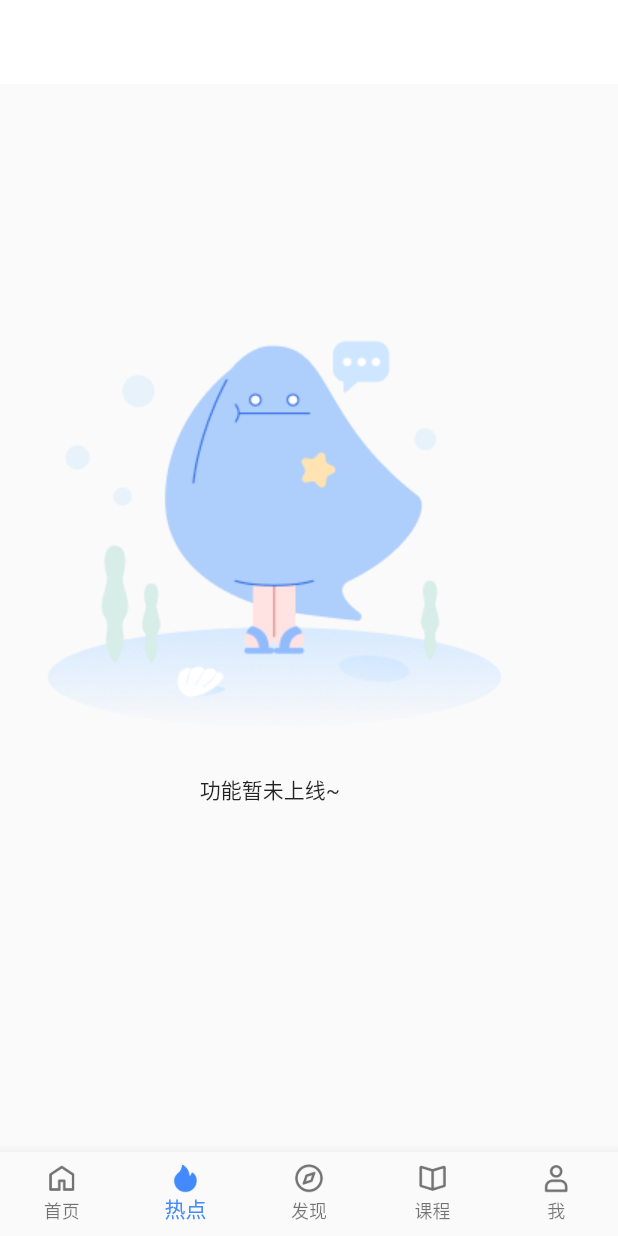
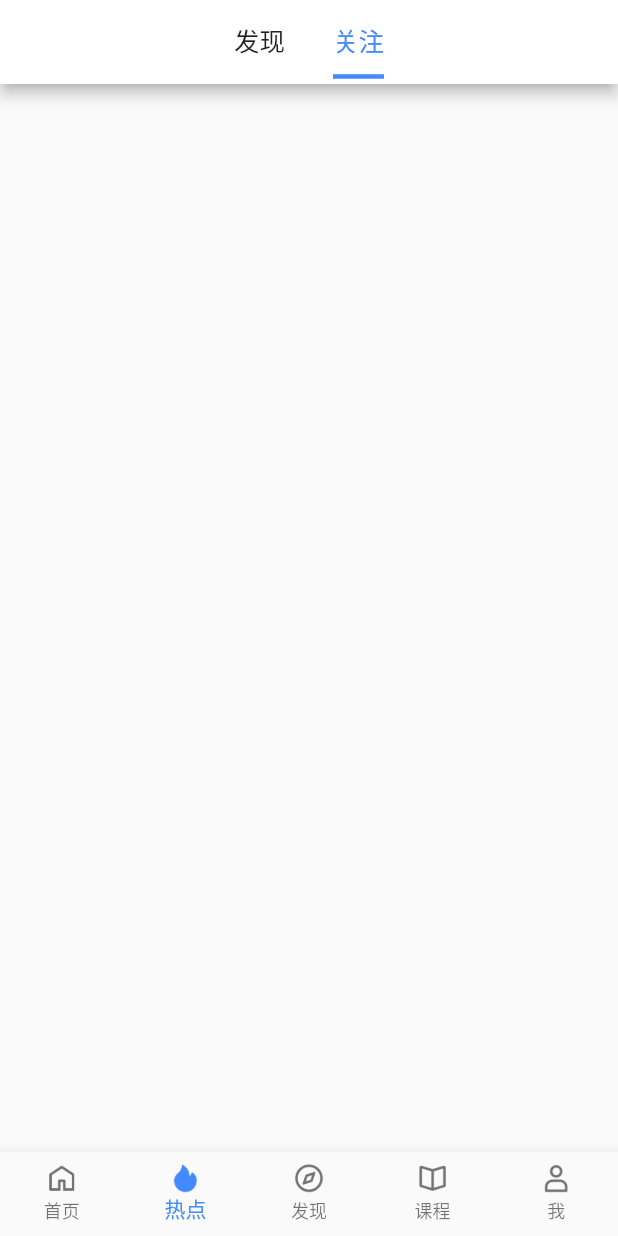
Before and after one commit to CatJujube/jue_jin_blog, a Flutter app: the screen it shows after launch, item 2 of the bottom bar chosen, on a phone screen of 412 x 824 dp. Run offline on Flutter 3.47's test engine with Material 2 defaults, Android fonts, the phone set to English and light mode, and no system bars; our stand-ins replace dio, flutter_markdown, flutter_swiper, fluttertoast, image_picker, pin_code_fields and 1 more; missing offline and left inert: common_utils, wechat_assets_picker; network calls fail.

Commit message:
[feat]增加发现页面

```diff
--- a/lib/bean/home_page_bean/FollowTabBean.dart
+++ b/lib/bean/home_page_bean/FollowTabBean.dart
@@ -1,11 +1,15 @@
+import 'package:jue_jin_blog/bean/BlogBean.dart';
 import 'package:jue_jin_blog/bean/home_page_bean/BaseTabBean.dart';
 
 class FollowTabBean extends BaseTabBean{
-
+  List<BlogBean> blogs = [];
 
   static BaseTabBean mockData(){
-    BaseTabBean tabBean = FollowTabBean();
+    FollowTabBean tabBean = FollowTabBean();
     tabBean.tabType = BaseCategoryType.FOLLOW_TYPE;
+    for(var i = 0;i<100;++i){
+      tabBean.blogs.add(BlogBean.mockData());
+    }
     return tabBean;
   }
 }
--- a/lib/pages/MainPage.dart
+++ b/lib/pages/MainPage.dart
@@ -6,6 +6,8 @@ import 'package:jue_jin_blog/net/service/UserService.dart';
 import 'package:jue_jin_blog/pages/EmptyPage.dart';
 import 'package:jue_jin_blog/pages/HomePage.dart';
 import 'package:jue_jin_blog/pages/mine_info_pages/MineInfoPage.dart';
+
+import 'hot_pages/HotMainPage.dart';
 
 class MainPage extends StatefulWidget {
   static int HOME_PAGE_INDEX = 0;
@@ -21,7 +23,7 @@ class MainPage extends StatefulWidget {
 class _MainPageState extends State<MainPage> {
   final pages = [
     HomePage(HomePageBean.mockData()),
-    EmptyPage("沸点"),
+    HotMainPage(),
     EmptyPage("发现"),
     EmptyPage("课程"),
     MineInfoPage(UserService.getCachedCurrentUser(),UserService.isLogin())];
--- /dev/null
+++ b/lib/pages/hot_pages/FocusPage.dart
@@ -0,0 +1,15 @@
+import 'package:flutter/cupertino.dart';
+
+class FocusPage extends StatefulWidget {
+  const FocusPage({Key? key}) : super(key: key);
+
+  @override
+  _FocusPageState createState() => _FocusPageState();
+}
+
+class _FocusPageState extends State<FocusPage> {
+  @override
+  Widget build(BuildContext context) {
+    return Container();
+  }
+}
--- /dev/null
+++ b/lib/pages/hot_pages/HotMainPage.dart
@@ -0,0 +1,60 @@
+import 'package:flutter/cupertino.dart';
+import 'package:flutter/material.dart';
+import 'package:jue_jin_blog/pages/hot_pages/DevelopPage.dart';
+import 'package:jue_jin_blog/pages/hot_pages/FocusPage.dart';
+import 'package:jue_jin_blog/res/color/BFontSize.dart';
+
+import '../../res/color/BColors.dart';
+
+class HotMainPage extends StatelessWidget{
+
+  @override
+  Widget build(BuildContext context) {
+    return new MaterialApp(
+      debugShowCheckedModeBanner: false,
+      title: 'TabBar Demo',
+      theme: ThemeData(
+          primaryColor: BColors.COMMON_WITE_BG_COLOR
+      ),
+      home: new Scaffold(
+        backgroundColor: Colors.white,
+        body: DefaultTabController(//顶部TabBar
+            length: 2,//顶部TabBar数量
+            initialIndex: 1,//默认选择第一项
+        child: Scaffold(//这里配置bottom属性来写TabBar
+        appBar: new AppBar(
+          backgroundColor: Colors.white,//顶部内容
+        title: Row(//title 里面放TabBar组件
+          mainAxisAlignment: MainAxisAlignment.spaceAround,
+        children:[
+          TabBar(//这里面写TabBar
+            isScrollable: true,//允许滚动
+            indicatorColor: Colors.blueAccent,//指示器颜色
+            indicatorWeight: 3,//指示器高度x
+            indicatorSize: TabBarIndicatorSize.label,//指示器大小,底部边框
+            labelColor: Colors.blueAccent,//选中label颜色
+            unselectedLabelColor: Colors.black87,//未选中label颜色
+            tabs: [
+              Container(
+                child: Tab(child: Text("发现",style: TextStyle(fontSize: BFontSize.FONT_SIZE_NORMAL),),),
+              ),
+              Container(
+                child: Tab(child: Text("关注",style: TextStyle(fontSize: BFontSize.FONT_SIZE_NORMAL),),),
+              ),
+            ],
+        ),
+    ]
+    ),
+    ),
+    body: new TabBarView( //关联上面的bottomTabBar 这里可以配置多个组件,
+    children: [
+      DevelopPage(),
+      FocusPage(),
+    ],
+    ),
+    )
+    ),
+    ),
+    );
+  }
+}
--- a/lib/util/TabBeanMapperUtil.dart
+++ b/lib/util/TabBeanMapperUtil.dart
@@ -20,7 +20,7 @@ class TabBeanMapperUtil{
         return RecommendPage(bean,isLogin);
       case BaseCategoryType.FOLLOW_TYPE:
         FollowTabBean bean = tabBean as FollowTabBean;
-        return FollowPage(bean,isLogin);
+        return FollowPage(bean,true);
       case BaseCategoryType.HOT_TYPE:
         HotTabBean bean = tabBean as HotTabBean;
         return HotPage(bean,isLogin);
--- a/lib/widget/BlogCard.dart
+++ b/lib/widget/BlogCard.dart
@@ -37,7 +37,7 @@ class _BlogCardState extends State<BlogCard> {
               children: [
                 Container(
                   margin: EdgeInsets.only(bottom:5),
-                  child: Text(widget._bean.blogTitle,style: TextStyle(fontSize: BFontSize.FONT_SIZE_NORMAL+1,fontWeight: FontWeight.w600),maxLines: 2,),
+                  child: Text(widget._bean.blogTitle,style: TextStyle(fontSize: BFontSize.FONT_SIZE_NORMAL+1,fontWeight: FontWeight.w400),maxLines: 2,),
                 ),
                 Container(
                     child: sumaryAndCoverBlock()
--- a/pubspec.yaml
+++ b/pubspec.yaml
@@ -97,6 +97,7 @@ flutter:
     - lib/images/home_page/bg_hot_rank2.webp
     - lib/images/home_page/bg_hot_rank3.webp
     - lib/asset/Spring.md
+    - lib/images/hot_page/WeChat0bc1ceb0b11a45dc68620cc5447685ae.png
 
   # An image asset can refer to one or more resolution-specific "variants", see
   # https://flutter.dev/assets-and-images/#resolution-aware.
```
Also changed, not shown: lib/main.dart (+0 -20 lines), lib/pages/home_pages/FollowPage.dart (+19 -1 lines), lib/pages/hot_pages/DevelopPage.dart (added, +140 -0 lines), lib/images/hot_page/WeChat0bc1ceb0b11a45dc68620cc5447685ae.png (added).
